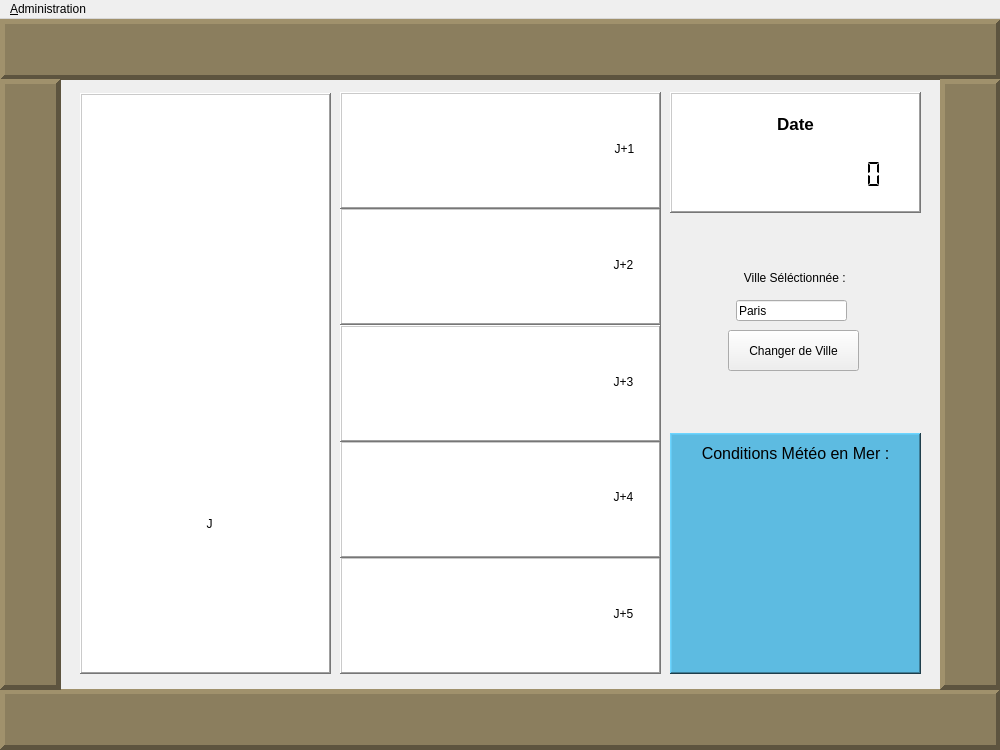
Above: StationMeteo/mainwindow.ui from SimonF2/ProjetFinal before the change. Below: the same form after it.
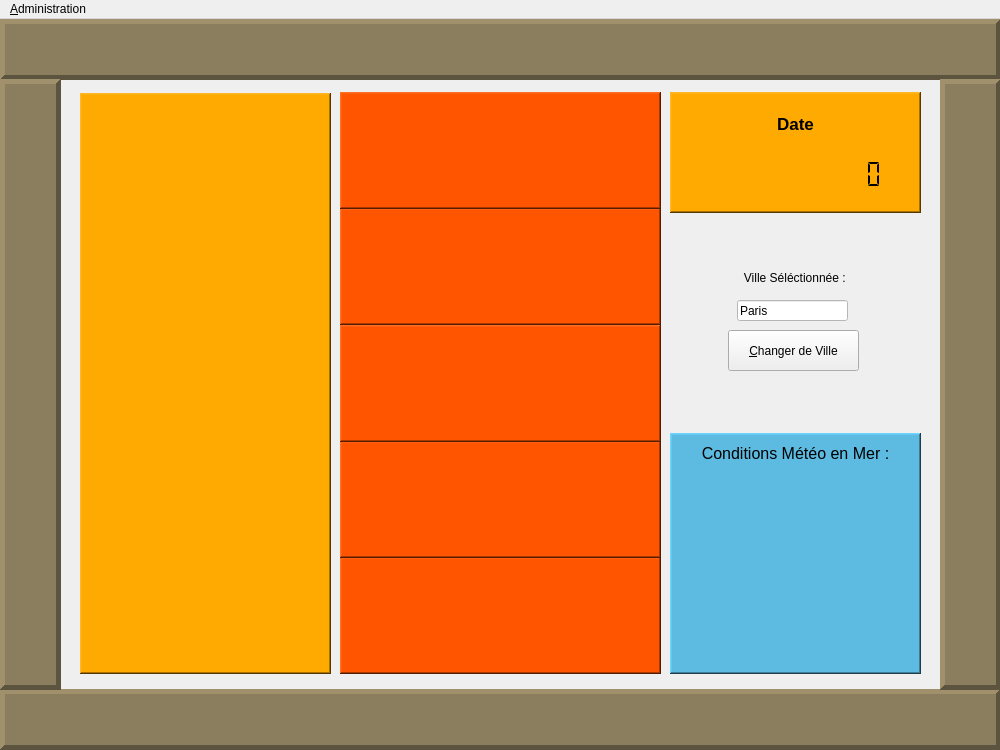
That is the form after the change.

```diff
--- a/StationMeteo/mainwindow.ui
+++ b/StationMeteo/mainwindow.ui
@@ -26,9 +26,9 @@
    <widget class="QLabel" name="lblDate">
     <property name="geometry">
      <rect>
-      <x>670</x>
+      <x>680</x>
       <y>89</y>
-      <width>251</width>
+      <width>231</width>
       <height>31</height>
      </rect>
     </property>
@@ -40,6 +40,12 @@
       <kerning>true</kerning>
      </font>
     </property>
+    <property name="autoFillBackground">
+     <bool>false</bool>
+    </property>
+    <property name="styleSheet">
+     <string notr="true">background-color: rgb(255, 170, 0);</string>
+    </property>
     <property name="text">
      <string>Date</string>
     </property>
@@ -49,6 +55,9 @@
     <property name="alignment">
      <set>Qt::AlignCenter</set>
     </property>
+    <property name="wordWrap">
+     <bool>false</bool>
+    </property>
    </widget>
    <widget class="QPushButton" name="BtnMeteo">
     <property name="geometry">
@@ -59,8 +68,14 @@
       <height>41</height>
      </rect>
     </property>
+    <property name="styleSheet">
+     <string notr="true"/>
+    </property>
     <property name="text">
-     <string>Changer de Ville</string>
+     <string>&amp;Changer de Ville</string>
+    </property>
+    <property name="flat">
+     <bool>false</bool>
     </property>
    </widget>
    <widget class="QPlainTextEdit" name="plainTextMeteo">
@@ -72,6 +87,9 @@
       <height>581</height>
      </rect>
     </property>
+    <property name="styleSheet">
+     <string notr="true">background-color: rgb(255, 170, 0);</string>
+    </property>
     <property name="frameShape">
      <enum>QFrame::WinPanel</enum>
     </property>
@@ -100,8 +118,8 @@
    <widget class="QLabel" name="lbliconmeteo">
     <property name="geometry">
      <rect>
-      <x>99</x>
-      <y>394</y>
+      <x>95</x>
+      <y>390</y>
       <width>221</width>
       <height>221</height>
      </rect>
@@ -109,8 +127,11 @@
     <property name="autoFillBackground">
      <bool>false</bool>
     </property>
+    <property name="styleSheet">
+     <string notr="true">background-color: rgb(255, 170, 0);</string>
+    </property>
     <property name="text">
-     <string>J</string>
+     <string/>
     </property>
     <property name="textFormat">
      <enum>Qt::AutoText</enum>
@@ -121,6 +142,9 @@
     <property name="alignment">
      <set>Qt::AlignCenter</set>
     </property>
+    <property name="wordWrap">
+     <bool>false</bool>
+    </property>
     <property name="margin">
      <number>0</number>
     </property>
@@ -340,12 +364,18 @@
    <widget class="QLineEdit" name="lineEditVille">
     <property name="geometry">
      <rect>
-      <x>736</x>
+      <x>737</x>
       <y>281</y>
       <width>111</width>
       <height>21</height>
      </rect>
     </property>
+    <property name="autoFillBackground">
+     <bool>false</bool>
+    </property>
+    <property name="styleSheet">
+     <string notr="true">background-color: rgb(255, 255, 255);</string>
+    </property>
     <property name="text">
      <string>Paris</string>
     </property>
@@ -353,7 +383,7 @@
    <widget class="QLabel" name="iconeJ1">
     <property name="geometry">
      <rect>
-      <x>589</x>
+      <x>588</x>
       <y>99</y>
       <width>71</width>
       <height>61</height>
@@ -365,11 +395,17 @@
       <verstretch>0</verstretch>
      </sizepolicy>
     </property>
+    <property name="autoFillBackground">
+     <bool>false</bool>
+    </property>
+    <property name="styleSheet">
+     <string notr="true">background-color: rgb(255, 85, 0);</string>
+    </property>
     <property name="lineWidth">
      <number>0</number>
     </property>
     <property name="text">
-     <string>J+1</string>
+     <string/>
     </property>
     <property name="scaledContents">
      <bool>true</bool>
@@ -377,6 +413,9 @@
     <property name="alignment">
      <set>Qt::AlignCenter</set>
     </property>
+    <property name="wordWrap">
+     <bool>false</bool>
+    </property>
    </widget>
    <widget class="QLabel" name="iconeJ2">
     <property name="geometry">
@@ -393,11 +432,17 @@
       <verstretch>0</verstretch>
      </sizepolicy>
     </property>
+    <property name="autoFillBackground">
+     <bool>false</bool>
+    </property>
+    <property name="styleSheet">
+     <string notr="true">background-color: rgb(255, 85, 0);</string>
+    </property>
     <property name="lineWidth">
      <number>0</number>
     </property>
     <property name="text">
-     <string>J+2</string>
+     <string/>
     </property>
     <property name="scaledContents">
      <bool>true</bool>
@@ -405,6 +450,9 @@
     <property name="alignment">
      <set>Qt::AlignCenter</set>
     </property>
+    <property name="wordWrap">
+     <bool>false</bool>
+    </property>
    </widget>
    <widget class="QLabel" name="iconeJ3">
     <property name="geometry">
@@ -421,11 +469,17 @@
       <verstretch>0</verstretch>
      </sizepolicy>
     </property>
+    <property name="autoFillBackground">
+     <bool>false</bool>
+    </property>
+    <property name="styleSheet">
+     <string notr="true">background-color: rgb(255, 85, 0);</string>
+    </property>
     <property name="lineWidth">
      <number>0</number>
     </property>
     <property name="text">
-     <string>J+3</string>
+     <string/>
     </property>
     <property name="scaledContents">
      <bool>true</bool>
@@ -433,6 +487,9 @@
     <property name="alignment">
      <set>Qt::AlignCenter</set>
     </property>
+    <property name="wordWrap">
+     <bool>false</bool>
+    </property>
    </widget>
    <widget class="QLabel" name="iconeJ4">
     <property name="geometry">
@@ -449,11 +506,17 @@
       <verstretch>0</verstretch>
      </sizepolicy>
     </property>
+    <property name="autoFillBackground">
+     <bool>false</bool>
+    </property>
+    <property name="styleSheet">
+     <string notr="true">background-color: rgb(255, 85, 0);</string>
+    </property>
     <property name="lineWidth">
      <number>0</number>
     </property>
     <property name="text">
-     <string>J+4</string>
+     <string/>
     </property>
     <property name="scaledContents">
      <bool>true</bool>
@@ -461,6 +524,9 @@
     <property name="alignment">
      <set>Qt::AlignCenter</set>
     </property>
+    <property name="wordWrap">
+     <bool>false</bool>
+    </property>
    </widget>
    <widget class="QLabel" name="iconeJ5">
     <property name="geometry">
@@ -477,11 +543,17 @@
       <verstretch>0</verstretch>
      </sizepolicy>
     </property>
+    <property name="autoFillBackground">
+     <bool>false</bool>
+    </property>
+    <property name="styleSheet">
+     <string notr="true">background-color: rgb(255, 85, 0);</string>
+    </property>
     <property name="lineWidth">
      <number>0</number>
     </property>
     <property name="text">
-     <string>J+5</string>
+     <string/>
     </property>
     <property name="scaledContents">
      <bool>true</bool>
@@ -489,6 +561,9 @@
     <property name="alignment">
      <set>Qt::AlignCenter</set>
     </property>
+    <property name="wordWrap">
+     <bool>false</bool>
+    </property>
    </widget>
    <widget class="QLabel" name="labelTitreMer">
     <property name="geometry">
@@ -523,6 +598,9 @@
       <height>121</height>
      </rect>
     </property>
+    <property name="styleSheet">
+     <string notr="true">background-color: rgb(255, 170, 0);</string>
+    </property>
     <property name="frameShape">
      <enum>QFrame::WinPanel</enum>
     </property>
@@ -579,6 +657,12 @@
       <kerning>true</kerning>
      </font>
     </property>
+    <property name="autoFillBackground">
+     <bool>false</bool>
+    </property>
+    <property name="styleSheet">
+     <string notr="true">background-color: rgb(255, 170, 0);</string>
+    </property>
     <property name="frameShape">
      <enum>QFrame::NoFrame</enum>
     </property>
@@ -607,6 +691,9 @@
       <height>117</height>
      </rect>
     </property>
+    <property name="styleSheet">
+     <string notr="true">background-color: rgb(255, 85, 0);</string>
+    </property>
     <property name="frameShape">
      <enum>QFrame::WinPanel</enum>
     </property>
@@ -644,6 +731,9 @@
       <height>117</height>
      </rect>
     </property>
+    <property name="styleSheet">
+     <string notr="true">background-color: rgb(255, 85, 0);</string>
+    </property>
     <property name="frameShape">
      <enum>QFrame::WinPanel</enum>
     </property>
@@ -681,6 +771,9 @@
       <height>117</height>
      </rect>
     </property>
+    <property name="styleSheet">
+     <string notr="true">background-color: rgb(255, 85, 0);</string>
+    </property>
     <property name="frameShape">
      <enum>QFrame::WinPanel</enum>
     </property>
@@ -718,6 +811,9 @@
       <height>117</height>
      </rect>
     </property>
+    <property name="styleSheet">
+     <string notr="true">background-color: rgb(255, 85, 0);</string>
+    </property>
     <property name="frameShape">
      <enum>QFrame::WinPanel</enum>
     </property>
@@ -755,6 +851,9 @@
       <height>117</height>
      </rect>
     </property>
+    <property name="styleSheet">
+     <string notr="true">background-color: rgb(255, 85, 0);</string>
+    </property>
     <property name="frameShape">
      <enum>QFrame::WinPanel</enum>
     </property>
```
Left out of the diff: 51 changed lines with no effect on the pictures.
